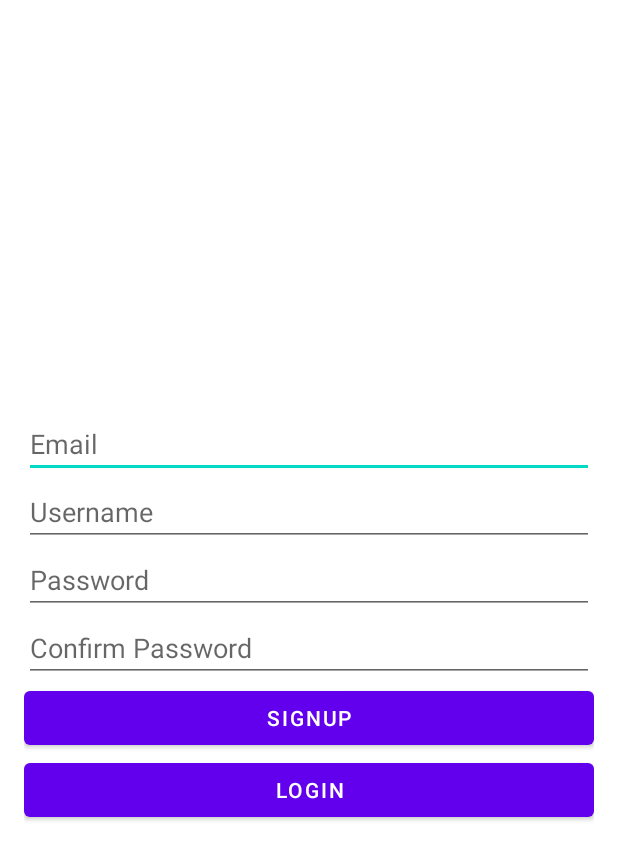
After one commit to fourEyesSquad/Roomie, an Android app: the layout activity_signup.xml on its own in the app's theme, with its tools: preview values and no code run, on a phone screen of 412 x 824 dp. The commit adds this screen. Shown: the top 860 px of the screen. Run offline under Robolectric (Android 15) with nearby library versions, the phone set to English and light mode, and no system bars.

Commit message:
Signup activity and layout added

```diff
--- /dev/null
+++ b/app/src/main/res/layout/activity_signup.xml
@@ -0,0 +1,65 @@
+<?xml version="1.0" encoding="utf-8"?>
+<LinearLayout
+    xmlns:android="http://schemas.android.com/apk/res/android"
+    android:orientation="vertical"
+    xmlns:tools="http://schemas.android.com/tools"
+    android:layout_width="match_parent"
+    android:layout_height="wrap_content"
+    android:layout_margin="16dp"
+    android:layout_gravity="center"
+    tools:context=".SignupActivity">
+
+    <EditText
+        android:id="@+id/etEmail"
+        android:layout_width="match_parent"
+        android:layout_height="wrap_content"
+        android:layout_weight="1"
+        android:ems="10"
+        android:hint="@string/prompt_email"
+        android:inputType="textEmailAddress" />
+
+    <EditText
+        android:id="@+id/etUsername"
+        android:layout_width="match_parent"
+        android:layout_height="wrap_content"
+        android:layout_weight="1"
+        android:autofillHints=""
+        android:ems="10"
+        android:hint="@string/username"
+        android:inputType="text" />
+
+    <EditText
+        android:id="@+id/etPassword"
+        android:layout_width="match_parent"
+        android:layout_height="wrap_content"
+        android:layout_weight="1"
+        android:ems="10"
+        android:hint="@string/password"
+        android:inputType="textPassword"
+        android:autofillHints="" />
+
+    <EditText
+        android:id="@+id/etPasswordConfirm"
+        android:layout_width="match_parent"
+        android:layout_height="wrap_content"
+        android:layout_weight="1"
+        android:ems="10"
+        android:hint="@string/password_confirm"
+        android:inputType="textPassword"
+        android:autofillHints="" />
+
+    <Button
+        android:id="@+id/btnSignup"
+        android:layout_width="match_parent"
+        android:layout_height="wrap_content"
+        android:layout_weight="1"
+        android:text="@string/signup"/>
+
+    <Button
+        android:id="@+id/btnLogin"
+        android:layout_width="match_parent"
+        android:layout_height="wrap_content"
+        android:layout_weight="1"
+        android:text="@string/login"/>
+
+</LinearLayout>
--- a/app/src/main/res/values/strings.xml
+++ b/app/src/main/res/values/strings.xml
@@ -9,8 +9,9 @@
     <string name="invalid_username">Not a valid username</string>
     <string name="invalid_password">Password must be >5 characters</string>
     <string name="login_failed">"Login failed"</string>
-    <string name="password">password</string>
+    <string name="password">Password</string>
     <string name="login">Login</string>
-    <string name="username">username</string>
+    <string name="username">Username</string>
     <string name="signup">Signup</string>
+    <string name="password_confirm">Confirm Password</string>
 </resources>
```
Also changed, not shown: app/src/main/java/com/example/roomie/SignupActivity.java (added, +89 -0 lines).
